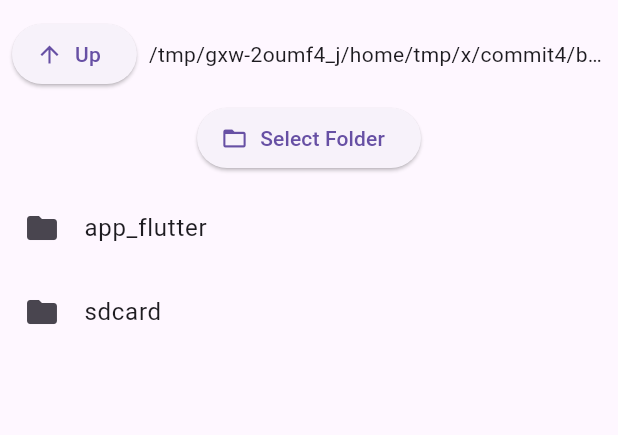
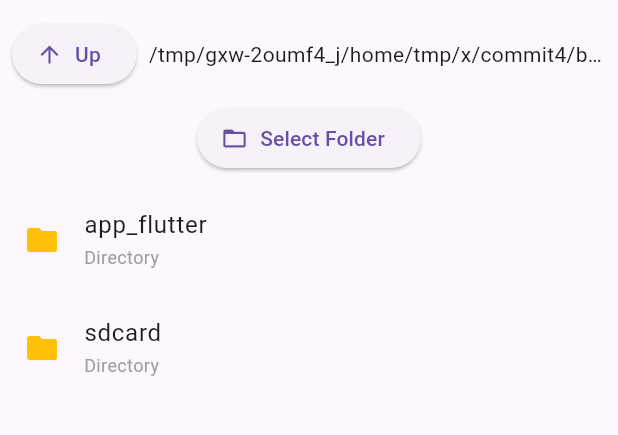
Before and after one commit to ptvphu/ncryptor-app, a Flutter app: the screen it shows after launch, after a tap on "Up", on a phone screen of 412 x 824 dp, the part 48-483 px from its top. Run offline on Flutter 3.47's test engine with Material 3 defaults, Android fonts, the phone set to English and light mode, and no system bars; our stand-ins replace file_picker, permission_handler.

Commit message:
53: fix folder selection

```diff
--- a/lib/main.dart
+++ b/lib/main.dart
@@ -64,8 +64,10 @@ class _FolderBrowserState extends State<FolderBrowser> {
       final libraryDir = await getLibraryDirectory();
       _storageLocations.add(libraryDir);
     } else if (Platform.isLinux || Platform.isMacOS || Platform.isWindows) {
-      final homeDir = Directory(Platform.environment['HOME']!);
-      _storageLocations.add(homeDir);
+      final homeDir = Directory(Platform.environment['HOME'] ?? '');
+      if (homeDir.existsSync()) {
+        _storageLocations.add(homeDir);
+      }
       final documentsDir = await getApplicationDocumentsDirectory();
       _storageLocations.add(documentsDir);
     }
@@ -102,9 +104,11 @@ class _FolderBrowserState extends State<FolderBrowser> {
       });
     } catch (e) {
       print("Error accessing directory: $e");
-      ScaffoldMessenger.of(context).showSnackBar(
-        SnackBar(content: Text("Could not access directory: ${directory.path}")),
-      );
+      if (mounted) {
+        ScaffoldMessenger.of(context).showSnackBar(
+          SnackBar(content: Text("Could not access directory: ${directory.path}")),
+        );
+      }
     }
   }
 
@@ -117,21 +121,23 @@ class _FolderBrowserState extends State<FolderBrowser> {
   Future<String> _getStorageLocationName(Directory dir) async {
     if (Platform.isAndroid) {
       final externalDir = await getExternalStorageDirectory();
-      if (dir == externalDir) {
+      if (dir.path == externalDir?.path) {
         return 'External Storage';
       }
     }
     final documentsDir = await getApplicationDocumentsDirectory();
-    if (dir == documentsDir) {
+    if (dir.path == documentsDir.path) {
       return 'Documents';
     }
     if (Platform.isIOS) {
       final libraryDir = await getLibraryDirectory();
-      if (dir == libraryDir) {
+      if (dir.path == libraryDir.path) {
         return 'Library';
       }
     }
-    if ((Platform.isLinux || Platform.isMacOS || Platform.isWindows) && dir.path == Platform.environment['HOME']!) {
+    if ((Platform.isLinux || Platform.isMacOS || Platform.isWindows) &&
+        Platform.environment['HOME'] != null &&
+        dir.path == Platform.environment['HOME']) {
       return 'Home';
     }
     return 'Storage';
@@ -140,9 +146,14 @@ class _FolderBrowserState extends State<FolderBrowser> {
   Future<void> _selectFolder() async {
     String? selectedDirectory = await FilePicker.platform.getDirectoryPath();
 
-    if (selectedDirectory != null) {
+    if (selectedDirectory != null && mounted) {
+      // Directly use the selected directory path without creating a new nested directory
       _navigateToDirectory(Directory(selectedDirectory));
     }
+  }
+
+  String _getFileName(FileSystemEntity entity) {
+    return entity.path.split(Platform.pathSeparator).last;
   }
 
   @override
@@ -207,6 +218,10 @@ class _FolderBrowserState extends State<FolderBrowser> {
                   if (snapshot.hasData) {
                     return ListTile(
                       title: Text(snapshot.data!),
+                      subtitle: Text(
+                        location.path,
+                        overflow: TextOverflow.ellipsis,
+                      ),
                       onTap: () {
                         Navigator.pop(context);
                         _navigateToDirectory(location);
@@ -236,11 +251,24 @@ class _FolderBrowserState extends State<FolderBrowser> {
               itemCount: _items.length,
               itemBuilder: (context, index) {
                 final item = _items[index];
+                final fileName = _getFileName(item);
+                final isDirectory = item is Directory;
+
                 return ListTile(
-                  leading: Icon(item is Directory ? Icons.folder : Icons.file_open),
-                  title: Text(item.path.split(Platform.pathSeparator).last),
+                  leading: Icon(
+                    isDirectory ? Icons.folder : Icons.insert_drive_file,
+                    color: isDirectory ? Colors.amber : Colors.blue,
+                  ),
+                  title: Text(fileName),
+                  subtitle: Text(
+                    isDirectory ? 'Directory' : 'File',
+                    style: TextStyle(
+                      fontSize: 12,
+                      color: Colors.grey,
+                    ),
+                  ),
                   onTap: () {
-                    if (item is Directory) {
+                    if (isDirectory) {
                       _navigateToDirectory(item);
                     } else {
                       ScaffoldMessenger.of(context).showSnackBar(
```
Also changed, not shown: 1 other file.
